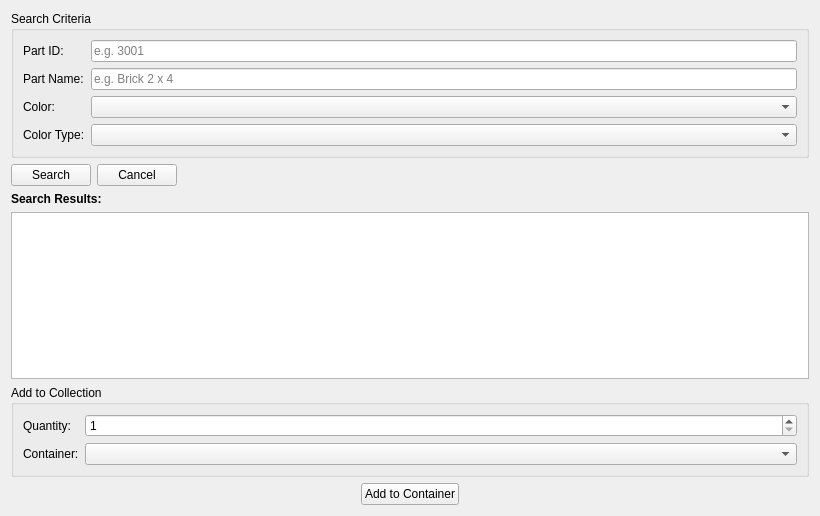
Above: ui/addManualWidget.ui from Syadon/BrickCollectionManager before the change. Below: the same form after it.
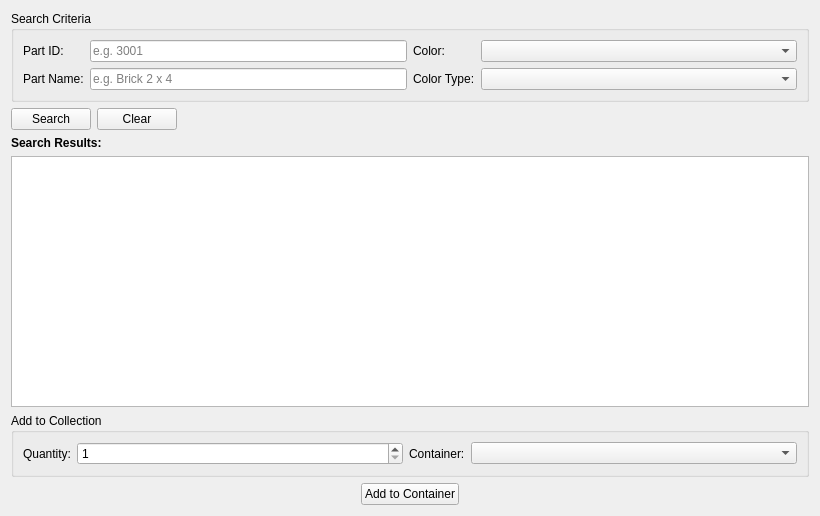
That is the form after the change.

Commit message: Improved some elemets layout

What changed in the file:
```diff
--- a/ui/addManualWidget.ui
+++ b/ui/addManualWidget.ui
@@ -23,7 +23,7 @@
        </property>
        <layout class="QGridLayout" name="gridLayout">
         <item row="0" column="0">
-         <layout class="QFormLayout" name="formLayout">
+         <layout class="QGridLayout" name="gridLayout_3" columnstretch="0,2,0,2">
           <item row="0" column="0">
            <widget class="QLabel" name="search_part_id_label">
             <property name="text">
@@ -38,21 +38,7 @@
             </property>
            </widget>
           </item>
-          <item row="1" column="0">
-           <widget class="QLabel" name="search_part_name_label">
-            <property name="text">
-             <string>Part Name:</string>
-            </property>
-           </widget>
-          </item>
-          <item row="1" column="1">
-           <widget class="QLineEdit" name="search_part_name_edit">
-            <property name="placeholderText">
-             <string>e.g. Brick 2 x 4</string>
-            </property>
-           </widget>
-          </item>
-          <item row="2" column="0">
+          <item row="0" column="2">
            <widget class="QLabel" name="search_color_label">
             <property name="sizePolicy">
              <sizepolicy hsizetype="Preferred" vsizetype="Preferred">
@@ -66,16 +52,30 @@
            </widget>
           </item>
           <item row="2" column="1">
+           <widget class="QLineEdit" name="search_part_name_edit">
+            <property name="placeholderText">
+             <string>e.g. Brick 2 x 4</string>
+            </property>
+           </widget>
+          </item>
+          <item row="2" column="0">
+           <widget class="QLabel" name="search_part_name_label">
+            <property name="text">
+             <string>Part Name:</string>
+            </property>
+           </widget>
+          </item>
+          <item row="0" column="3">
            <widget class="QComboBox" name="search_color_combo"/>
           </item>
-          <item row="3" column="0">
+          <item row="2" column="2">
            <widget class="QLabel" name="search_color_type_label">
             <property name="text">
              <string>Color Type:</string>
             </property>
            </widget>
           </item>
-          <item row="3" column="1">
+          <item row="2" column="3">
            <widget class="QComboBox" name="search_color_type_combo"/>
           </item>
          </layout>
@@ -95,7 +95,7 @@
        <item>
         <widget class="QPushButton" name="search_clear_button">
          <property name="text">
-          <string>Cancel</string>
+          <string>Clear</string>
          </property>
         </widget>
        </item>
@@ -138,7 +138,7 @@
        </property>
        <layout class="QGridLayout" name="gridLayout_2">
         <item row="0" column="0">
-         <layout class="QFormLayout" name="add_layout">
+         <layout class="QGridLayout" name="gridLayout_4" columnstretch="0,2,0,2">
           <item row="0" column="0">
            <widget class="QLabel" name="search_qty_label">
             <property name="text">
@@ -152,18 +152,18 @@
              <number>1</number>
             </property>
             <property name="maximum">
-             <number>9999</number>
+             <number>999</number>
             </property>
            </widget>
           </item>
-          <item row="1" column="0">
+          <item row="0" column="2">
            <widget class="QLabel" name="searchContainetLabel">
             <property name="text">
              <string>Container:</string>
             </property>
            </widget>
           </item>
-          <item row="1" column="1">
+          <item row="0" column="3">
            <widget class="QComboBox" name="searchContainerComboBox"/>
           </item>
          </layout>
```
The commit also changes 5 other files.
